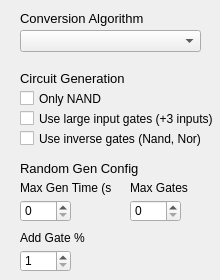
The window that Application/Logic_Gate_Simulator/Dialogs/dlg_conversionconfig.ui (ElliotHarding/Logic-Gate-Simulator) describes before a commit, drawn with Qt 5.
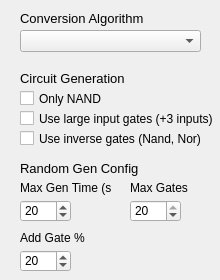
The same window after the commit.

The edit to the form file:
```diff
--- a/Application/Logic_Gate_Simulator/Dialogs/dlg_conversionconfig.ui
+++ b/Application/Logic_Gate_Simulator/Dialogs/dlg_conversionconfig.ui
@@ -119,6 +119,9 @@
    <property name="maximum">
     <number>360</number>
    </property>
+   <property name="value">
+    <number>20</number>
+   </property>
   </widget>
   <widget class="QSpinBox" name="spinBox_addGateChance">
    <property name="geometry">
@@ -135,6 +138,9 @@
    <property name="maximum">
     <number>100</number>
    </property>
+   <property name="value">
+    <number>20</number>
+   </property>
   </widget>
   <widget class="QSpinBox" name="spinBox_maxGates">
    <property name="geometry">
@@ -148,6 +154,9 @@
    <property name="maximum">
     <number>20</number>
    </property>
+   <property name="value">
+    <number>20</number>
+   </property>
   </widget>
   <widget class="QLabel" name="lbl_maxGenTime">
    <property name="geometry">
```
